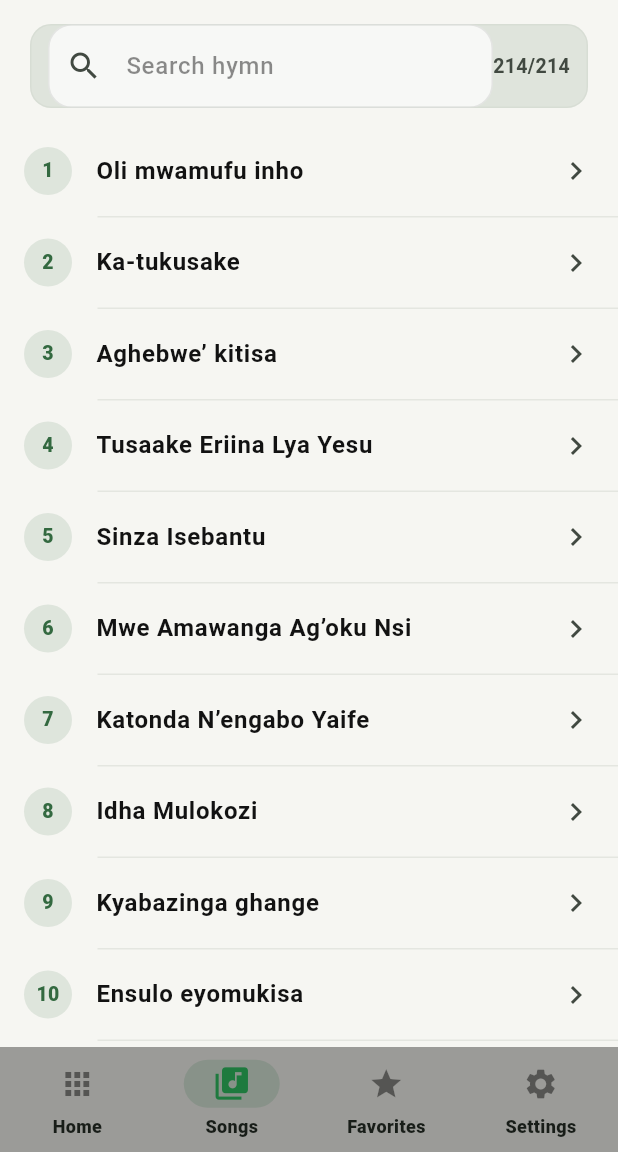
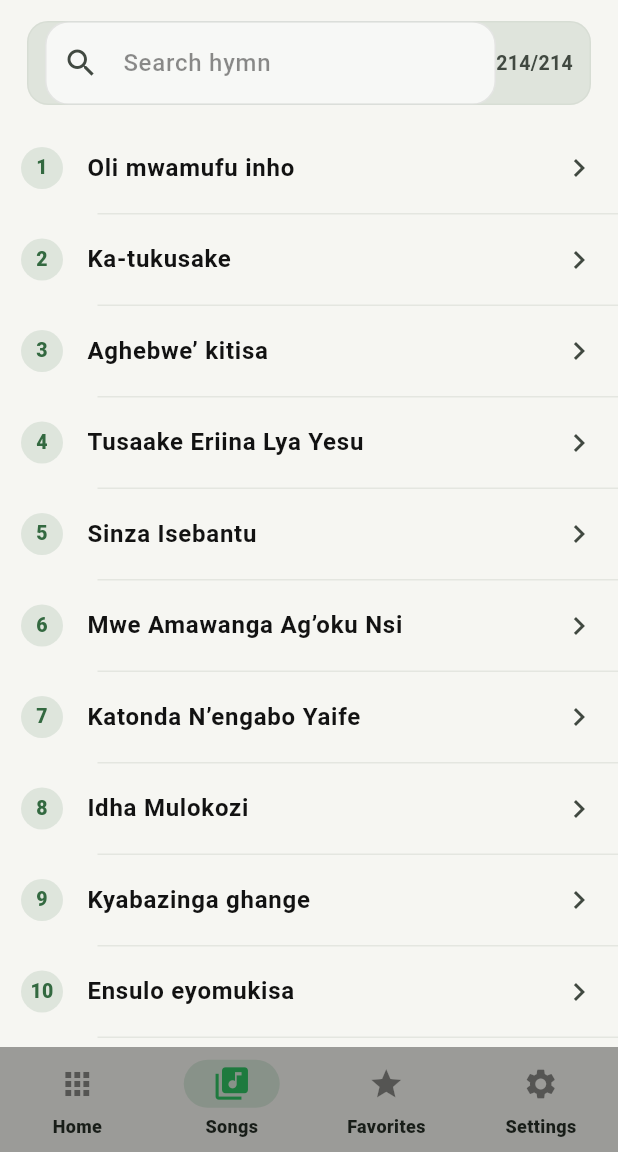
Before and after one commit to nakasanje/lusogahymnal, a Flutter app: the screen it shows after launch, item 2 of the bottom bar chosen, on a phone screen of 412 x 824 dp, the part 84-1236 px from its top. Run offline on Flutter 3.47's test engine with Material 3 defaults, Android fonts, the phone set to English and light mode, and no system bars; our stand-ins replace share_plus, shared_preferences.

Commit message:
Refine padding and radius in main.dart
Adjusted padding and radius values for UI elements.

```diff
--- a/lib/main.dart
+++ b/lib/main.dart
@@ -968,7 +968,7 @@ class _SongsHomeState extends State<SongsHome> {
           /// SEARCH
           SliverToBoxAdapter(
             child: Padding(
-              padding: const EdgeInsets.fromLTRB(16, 12, 16, 8),
+              padding: const EdgeInsets.fromLTRB(14, 10, 14, 8),
               child: Card(
                 elevation: 0,
                 color: scheme.surfaceContainerHighest,
@@ -1040,9 +1040,9 @@ class _SongsHomeState extends State<SongsHome> {
                   return Column(
                     children: [
                       ListTile(
-                        contentPadding: const EdgeInsets.symmetric(horizontal: 16, vertical: 2),
+                        contentPadding: const EdgeInsets.symmetric(horizontal: 14, vertical: 2),
                         leading: CircleAvatar(
-                          radius: 16,
+                          radius: 14,
                           backgroundColor: scheme.primary.withOpacity(0.12),
                           child: Text(
                             song.number.toString(),
@@ -1279,10 +1279,10 @@ class SongDetails extends StatelessWidget {
           SliverPersistentHeader(
             pinned: true,
             delegate: PinnedHeaderDelegate(
-              height: 125,
+              height: 130,
               child: Container(
                 color: Theme.of(context).scaffoldBackgroundColor,
-                padding: const EdgeInsets.fromLTRB(20, 10, 20, 10),
+                padding: const EdgeInsets.fromLTRB(30, 10, 30, 10),
                 child: Card(
                   elevation: 0,
                   color: scheme.surfaceContainerHighest,
```
